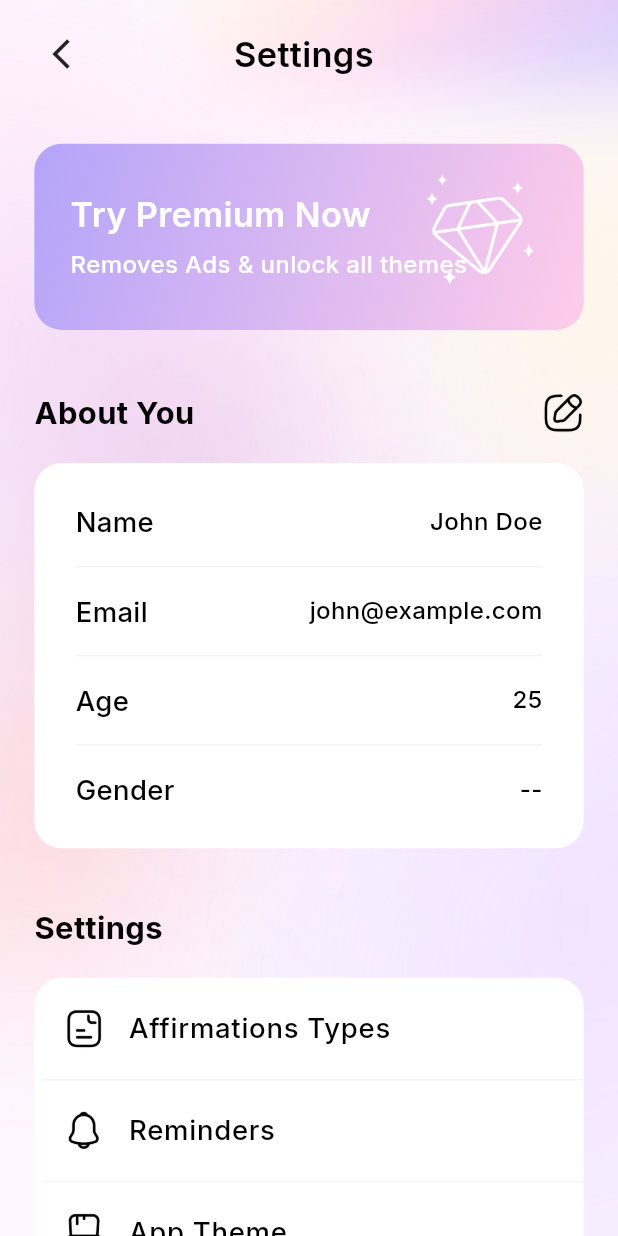
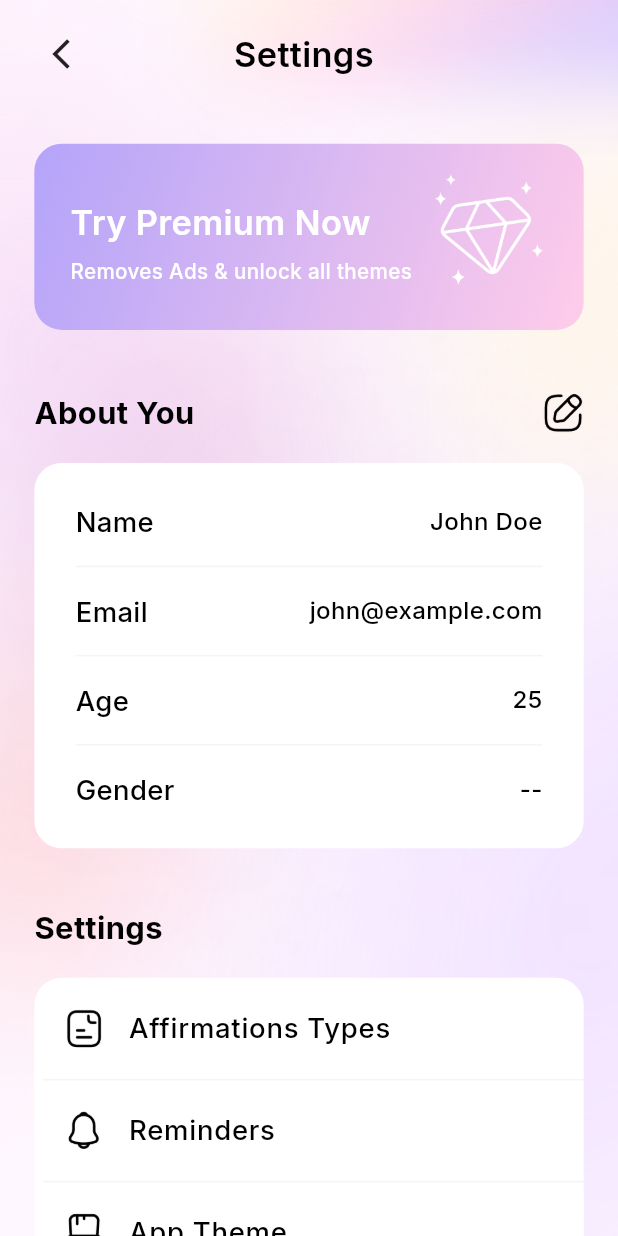
Before and after one commit to harshitsagar/affirmations_app, a Flutter app: the screen it shows after launch, on a phone screen of 412 x 824 dp. Run offline on Flutter 3.47's test engine with Material 3 defaults, Android fonts, the phone set to English and light mode, and no system bars; our stand-ins replace flutter_screenutil, flutter_svg, get, get_storage, google_fonts, shared_preferences.

```diff
--- a/lib/app/modules/screens/common/app_settings/settings/views/settings_view.dart
+++ b/lib/app/modules/screens/common/app_settings/settings/views/settings_view.dart
@@ -54,7 +54,7 @@ class SettingsView extends GetView<SettingsController> {
                     children: [
 
                       Padding(
-                        padding: EdgeInsets.only(left: 5.w, top: 10.h),
+                        padding: EdgeInsets.only(left: 5.w, top: 15.h),
                         child: Column(
                           crossAxisAlignment: CrossAxisAlignment.start,
                           spacing: 5.h,
@@ -70,7 +70,7 @@ class SettingsView extends GetView<SettingsController> {
                             Text(
                               'Removes Ads & unlock all themes',
                               style: GoogleFonts.inter(
-                                fontSize: 14.sp,
+                                fontSize: 12.sp,
                                 fontWeight: FontWeight.w500,
                                 color: Colors.white,
                               ),
@@ -79,9 +79,9 @@ class SettingsView extends GetView<SettingsController> {
                         ),
                       ),
                       Positioned(
-                        right: 10.w,
+                        right: 5.w,
                         child: Image.asset(
-                          diamondIcon, // Replace with your asset path
+                          diamondIcon,
                           width: 70.w,
                           height: 70.h,
                         ),
```
